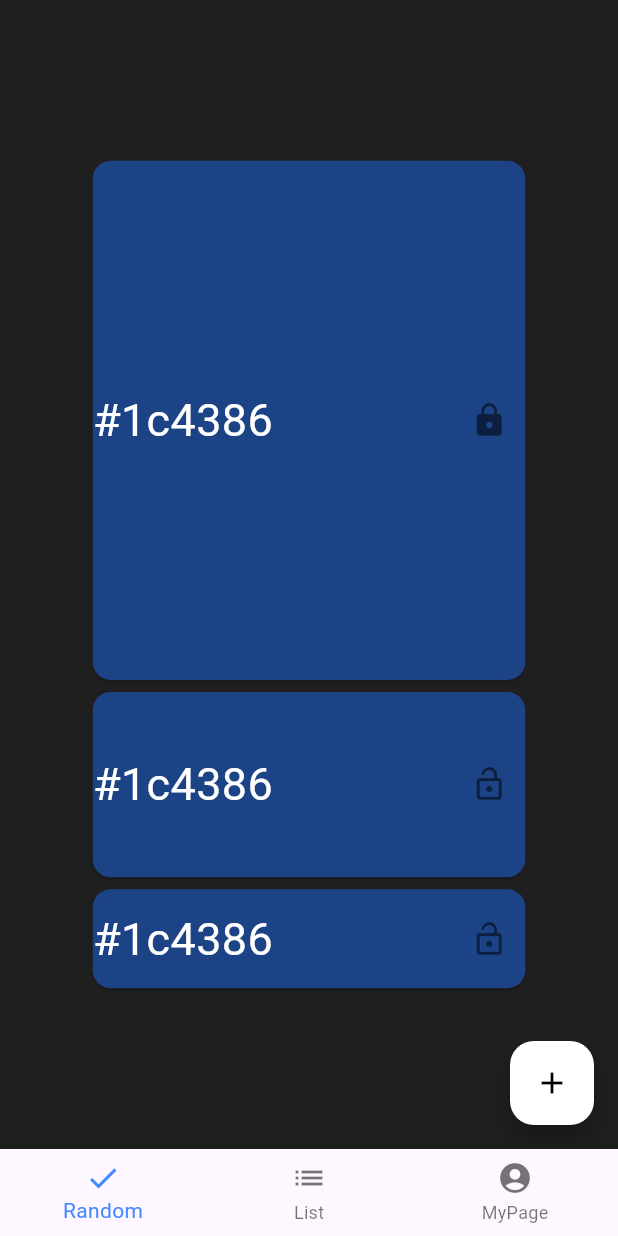
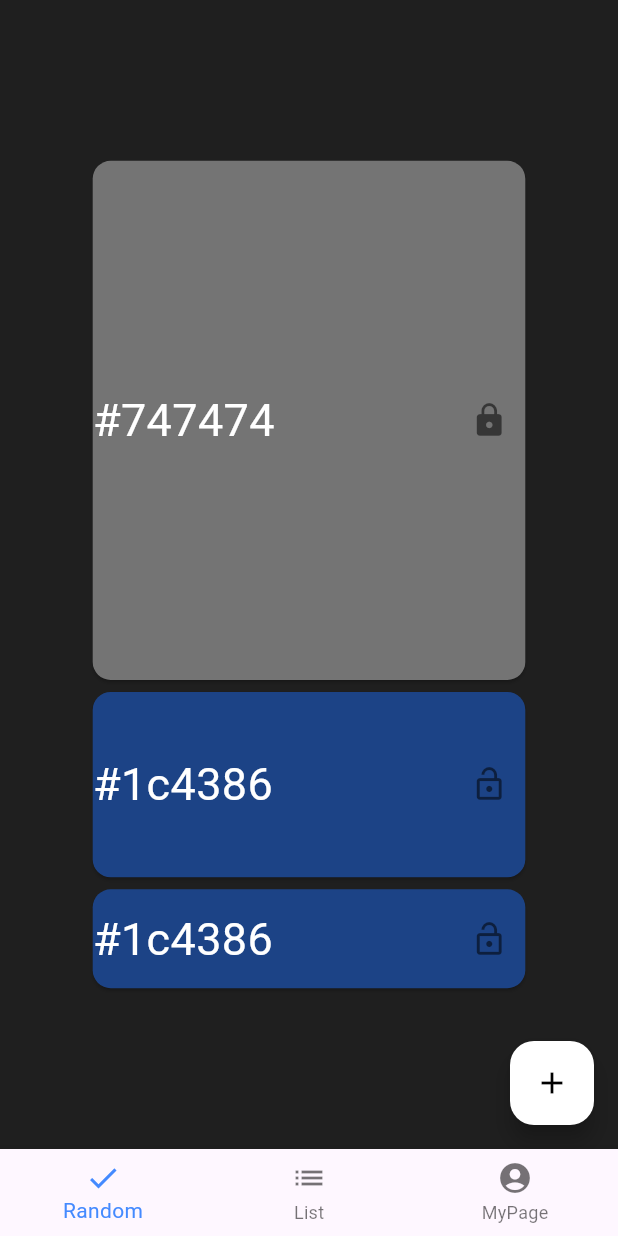
Before and after one commit to kato-desu/nuance, a Flutter app: the screen it shows after launch, after a tap on the "lock open" icon, after a tap on the "add" icon, on a phone screen of 412 x 824 dp. Run offline on Flutter 3.47's test engine with Material 3 defaults, Android fonts, the light colour scheme and no system bars; our stand-ins replace flutter_riverpod, riverpod_annotation; generated files the repository leaves out were written again.

Commit message:
[Add] 色固定機能の色状態管理を実装。

```diff
--- a/lib/apprication/state/fixed_color.dart
+++ b/lib/apprication/state/fixed_color.dart
@@ -1,15 +1,15 @@
 import 'package:flutter_riverpod/flutter_riverpod.dart';
+
+//色固定の状態管理用プロバイダー
+final fixed_colorNotifierProvider =
+    StateNotifierProvider<fixed_colorNotifier, List<bool>>((ref) {
+  return fixed_colorNotifier([false, false, false]);
+});
 
 class fixed_colorNotifier extends StateNotifier<List<bool>> {
   bool OPEN = false;
   bool LOCK = true;
-
-  fixed_colorNotifier(super.state);
-
-  List<bool> build() {
-    //初期値？
-    return [OPEN, OPEN, OPEN];
-  }
+  fixed_colorNotifier(List<bool> notifier_fix) : super(notifier_fix);
 
   void updateState(int id) {
     // 変更前のデータ
--- a/lib/apprication/state/random_colors.dart
+++ b/lib/apprication/state/random_colors.dart
@@ -1,4 +1,4 @@
-import 'dart:math' ;
+import 'dart:math';
 import 'package:flutter/material.dart';
 import 'package:riverpod_annotation/riverpod_annotation.dart';
 part 'random_colors.g.dart';
@@ -8,18 +8,24 @@
   @override
   List<Color> build() {
     // 最初のデータ
-    return [Color.fromARGB(255, 116, 116, 116),Color.fromARGB(255, 116, 116, 116),Color.fromARGB(255, 116, 116, 116)];
+    return [
+      Color.fromARGB(255, 116, 116, 116),
+      Color.fromARGB(255, 116, 116, 116),
+      Color.fromARGB(255, 116, 116, 116)
+    ];
   }
 
   // データを変更する関数
-  void updateState() {
-    state = List<Color>.empty(growable: true);
+  void updateState(List<bool> id) {
     int i;
-    for(i=0;i<3;i++){//ランダムに色をセットする * 3回
-      state.add(Color(
-              (Random().nextDouble() * 0xFFFFFF).toInt() << 0,
-            ).withOpacity(1.0));
+    for (i = 0; i < 3; i++) {
+      //ランダムに色をセットする * 3回
+      if (id[i] == false) {
+        state[i] = Color(
+          (Random().nextDouble() * 0xFFFFFF).toInt() << 0,
+        ).withOpacity(1.0);
+        print(state[i]);
+      }
     }
   }
-
 }
--- a/lib/main.dart
+++ b/lib/main.dart
@@ -1,6 +1,7 @@
 import 'package:flutter/material.dart';
 import './presentation/widgets/bottom_bar.dart';
 import 'package:flutter_riverpod/flutter_riverpod.dart';
+
 
 void main() {
   //runApp(const MyApp());
--- a/lib/presentation/pages/Random.dart
+++ b/lib/presentation/pages/Random.dart
@@ -2,15 +2,19 @@
 import 'package:flutter_riverpod/flutter_riverpod.dart';
 import 'package:nuance/apprication/state/random_colors.dart';
 import '../widgets/random_card.dart';
+import '../../apprication/state/fixed_color.dart';
 
-class RandomScreen extends ConsumerWidget {
-  RandomScreen({
+class RandomScreen extends ConsumerStatefulWidget {
+  const RandomScreen({
     super.key,
   });
+  @override
+  ConsumerState<RandomScreen> createState() => _RandomScreenState();
+}
 
-
+class _RandomScreenState extends ConsumerState<RandomScreen> {
   @override
-  Widget build(BuildContext context, WidgetRef ref) {
+  Widget build(BuildContext context) {
     // ここで ref.watch など
     List<Color> random_colors =
         ref.watch(randomcolorsNotifierProvider); //ランダム色取得
@@ -29,8 +33,11 @@
       ),
       floatingActionButton: FloatingActionButton(
         onPressed: () {
-          final notifier = ref.read(randomcolorsNotifierProvider.notifier);
-          notifier.updateState();
+          setState(() {
+            List<bool> notifierFix = ref.watch(fixed_colorNotifierProvider);
+            final notifier = ref.read(randomcolorsNotifierProvider.notifier);
+            notifier.updateState(notifierFix);
+          });
         },
         child: Icon(
           Icons.add,
--- a/lib/presentation/widgets/random_card.dart
+++ b/lib/presentation/widgets/random_card.dart
@@ -12,12 +12,6 @@
 }
 
 class _RandomCardState extends ConsumerState<RandomCard> {
-  //色固定の状態管理用プロバイダー
-  final fixed_colorNotifierProvider =
-      StateNotifierProvider<fixed_colorNotifier, List<bool>>((ref) {
-    return fixed_colorNotifier([false, false, false]);
-  });
-
   bool selected = false; //色固定ボタンのステータス管理用
 
   @override
@@ -33,7 +27,6 @@
       card_num = 1;
     else
       card_num = 2;
-
 
     return Card(
       color: widget.random_color, //ランダムでえらばれた色を指定
@@ -61,7 +54,6 @@
                   List<bool> fixed_colors =
                       ref.watch(fixed_colorNotifierProvider);
                   selected = fixed_colors[card_num];
-                  print('$selected');
                 });
               },
               isSelected: selected,
```
